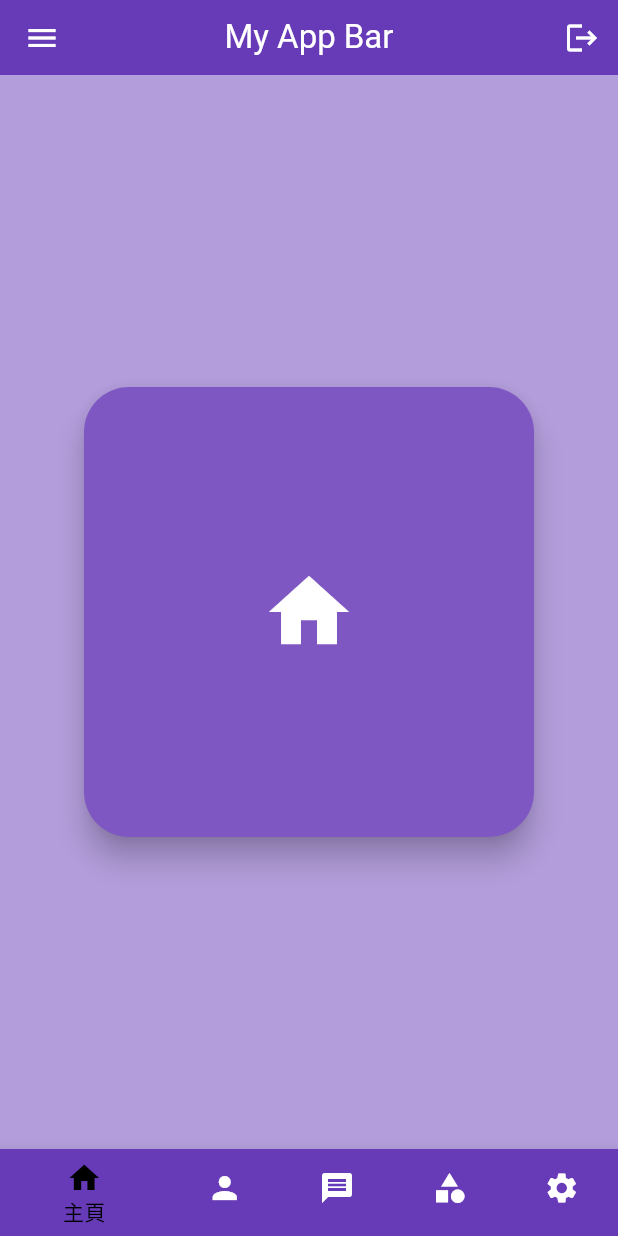
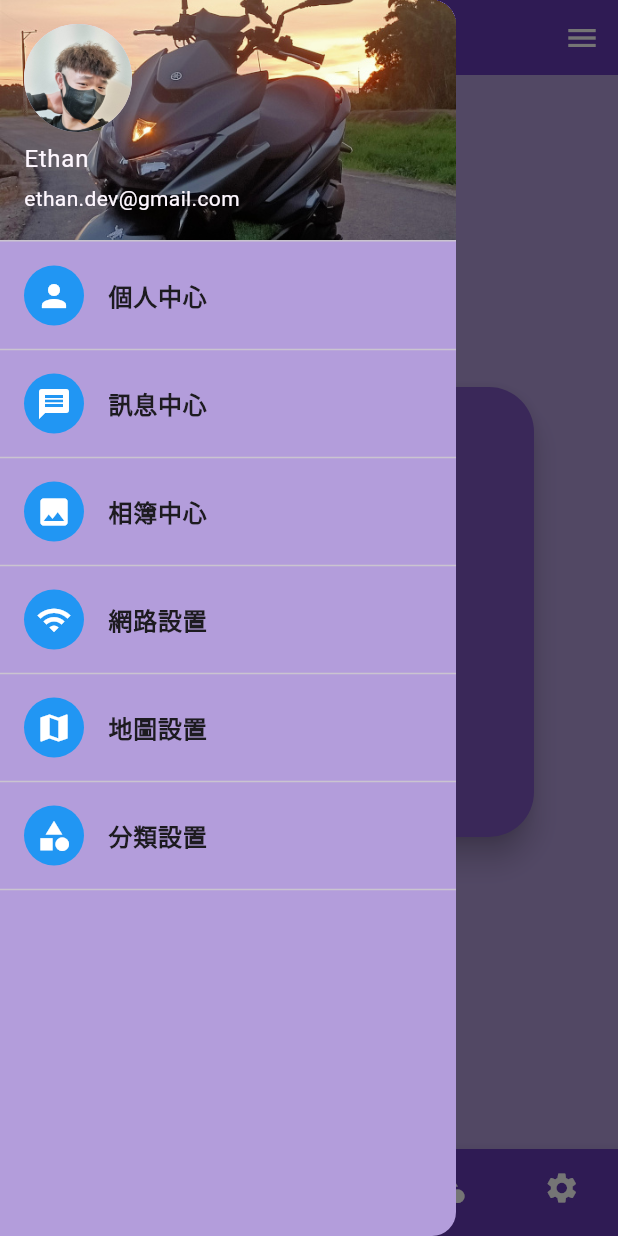
Before and after one commit to Dethanev/Tap2Go_app, a Flutter app: the screen it shows after launch, with the side drawer open (before the commit the screen has no drawer), on a phone screen of 412 x 824 dp. Run offline on Flutter 3.47's test engine with Material 3 defaults, Android fonts, the phone set to English and light mode, and no system bars.

Commit message:
In development

```diff
--- /dev/null
+++ b/lib/story/listData.dart
@@ -0,0 +1,53 @@
+  List listData=[
+      {
+          "title": '媽媽的光芒',
+          "author": 'Taiwan',
+          "imageUrl": 'https://www.storymami.com/files/optimized/files/images/744/mother.jpg',
+      },
+       {
+          "title": '明月公主',
+          "author": 'Taiwan',
+          "imageUrl": 'https://www.storymami.com/files/optimized/files/images/744/princess-3-2.jpg',
+      },
+      {
+          "title": '魔法師小依與雪兒',
+          "author": 'Taiwan',
+          "imageUrl": 'https://www.storymami.com/files/optimized/files/images/744/two-mages-4.jpg',
+      },
+      {
+          "title": '魔法蔬菜',
+          "author": 'Taiwan',
+          "imageUrl": 'https://www.storymami.com/files/optimized/files/images/744/girls-2.jpg',
+      },
+       {
+          "title": '綿羊和蜘蛛',
+          "author": 'Taiwan',
+          "imageUrl": 'https://www.storymami.com/files/optimized/files/images/744/sheep-and-spider.jpg',
+      },
+      {
+          "title": '妖怪村',
+          "author": 'Taiwan',
+          "imageUrl": 'https://www.storymami.com/files/optimized/files/images/744/monster-village.jpg',
+      },
+      {
+          "title": '碗豆公主',
+          "author": 'Taiwan',
+          "imageUrl": 'https://www.storymami.com/files/optimized/files/images/744/%E8%B1%8C%E8%B1%86%E5%85%AC%E4%B8%BB.jpg',
+      },
+      {
+          "title": '不萊梅的樂隊',
+          "author": 'Taiwan',
+          "imageUrl": 'https://www.storymami.com/files/optimized/files/images/744/guitar-cat.jpg',
+      },
+      {
+          "title": '勇敢的小裁縫',
+          "author": 'Taiwan',
+          "imageUrl": 'https://www.storymami.com/files/optimized/files/images/744/a_young_tailor_on_his_sewing_machine_in_a_small_hut.jpg',
+      },
+      {
+          "title": '漁夫和他的妻子',
+          "author": 'Taiwan',
+          "imageUrl": 'https://www.storymami.com/files/optimized/files/images/744/fisher.jpg',
+      }
+
+  ];
--- /dev/null
+++ b/lib/tabs/drawer.dart
@@ -0,0 +1,84 @@
+import 'package:flutter/material.dart';
+
+class MyDrawer extends StatelessWidget {
+  const MyDrawer({super.key});
+
+  @override
+  Widget build(BuildContext context) {
+    return Drawer(
+      backgroundColor: Colors.deepPurple[200],
+      child: Column(
+        children: [
+          Row(
+            children: [
+              Expanded(
+                flex: 1,
+                child: UserAccountsDrawerHeader(
+                  accountName: Text("Ethan"),
+                  accountEmail: Text("ethan.dev@gmail.com"),
+                  currentAccountPicture: CircleAvatar(
+                    backgroundImage: AssetImage("assets/icon/Ethan.jpg"),
+                  ),
+                  decoration: BoxDecoration(
+                    image: DecorationImage(
+                      fit: BoxFit.cover,
+                      image: AssetImage("assets/icon/car.png"),
+                    ),
+                  ),
+                ),
+              ),
+            ],
+          ),
+          ListTile(
+            leading: CircleAvatar(
+              backgroundColor: Colors.blue,
+              child: IconButton(onPressed: () {} ,icon: Icon(Icons.person), color: Colors.white)
+            ),
+            title: Text("個人中心", style: TextStyle(fontWeight: FontWeight.bold)),
+          ),
+          Divider(),
+          ListTile(
+            leading: CircleAvatar(
+              backgroundColor: Colors.blue,
+              child: IconButton(onPressed: () {} ,icon: Icon(Icons.message), color: Colors.white)
+            ),
+            title: Text("訊息中心", style: TextStyle(fontWeight: FontWeight.bold)),
+          ),
+          Divider(),
+          ListTile(
+            leading: CircleAvatar(
+              backgroundColor: Colors.blue,
+              child: IconButton(onPressed: () {} ,icon: Icon(Icons.image), color: Colors.white)
+            ),
+            title: Text("相簿中心", style: TextStyle(fontWeight: FontWeight.bold)),
+          ),
+          Divider(),
+          ListTile(
+            leading: CircleAvatar(
+              backgroundColor: Colors.blue,
+              child: IconButton(onPressed: () {} ,icon: Icon(Icons.wifi), color: Colors.white)
+            ),
+            title: Text("網路設置", style: TextStyle(fontWeight: FontWeight.bold)),
+          ),
+          Divider(),
+          ListTile(
+            leading: CircleAvatar(
+              backgroundColor: Colors.blue,
+              child: IconButton(onPressed: () {} ,icon: Icon(Icons.map), color: Colors.white),
+            ),
+            title: Text("地圖設置", style: TextStyle(fontWeight: FontWeight.bold)),
+          ),
+          Divider(),
+          ListTile(
+            leading: CircleAvatar(
+              backgroundColor: Colors.blue,
+              child: IconButton(onPressed: () {} ,icon: Icon(Icons.category), color: Colors.white)
+            ),
+            title: Text("分類設置", style: TextStyle(fontWeight: FontWeight.bold)),
+          ),
+          Divider(),
+        ],
+      ),
+    );
+  }
+}
--- a/lib/tabs/myappbar.dart
+++ b/lib/tabs/myappbar.dart
@@ -9,20 +9,8 @@ class MyAppBar extends StatelessWidget implements PreferredSizeWidget {
     return AppBar(
       backgroundColor: backgroundColor,
       centerTitle: true,
+      iconTheme: IconThemeData(color: Colors.white),
       title: Text("My App Bar", style: TextStyle(color: Colors.white)),
-      leading: IconButton(
-        onPressed: () {
-        },
-        icon: Icon(Icons.menu),
-        color: Colors.white,
-      ),
-      actions: [
-        IconButton(
-          onPressed: () {
-          },
-          icon: Icon(Icons.logout, color: Colors.white),
-        ),
-      ],
       elevation: 0,
     );
   }
--- a/lib/tabs/tabs.dart
+++ b/lib/tabs/tabs.dart
@@ -1,4 +1,6 @@
 import 'package:flutter/material.dart';
+import 'package:HomePage_app/story/story.dart';
+import 'package:HomePage_app/tabs/drawer.dart';
 import 'myappbar.dart';
 import '../pages/home_page.dart';
 import '../pages/user_page.dart';
@@ -37,7 +39,10 @@ class _TabsState extends State<Tabs> {
   Widget build(BuildContext context) {
     return Scaffold(
       appBar: MyAppBar(backgroundColor: _appBarColors[_currentIndex]),
-
+      drawer: MyDrawer(),
+      endDrawer: Drawer(
+        child: StoryPage(),
+      ),
       // PageView + 底部切頁連動動畫
       body: PageView(
         controller: _pageController,
@@ -93,6 +98,7 @@ class _TabsState extends State<Tabs> {
           ),
         ],
       ),
+
     );
   }
 }
```
Also changed, not shown: lib/story/story.dart (added, +39 -0 lines), pubspec.yaml (+5 -2 lines), assets/icon/Ethan.jpg (added), 1 other file.
